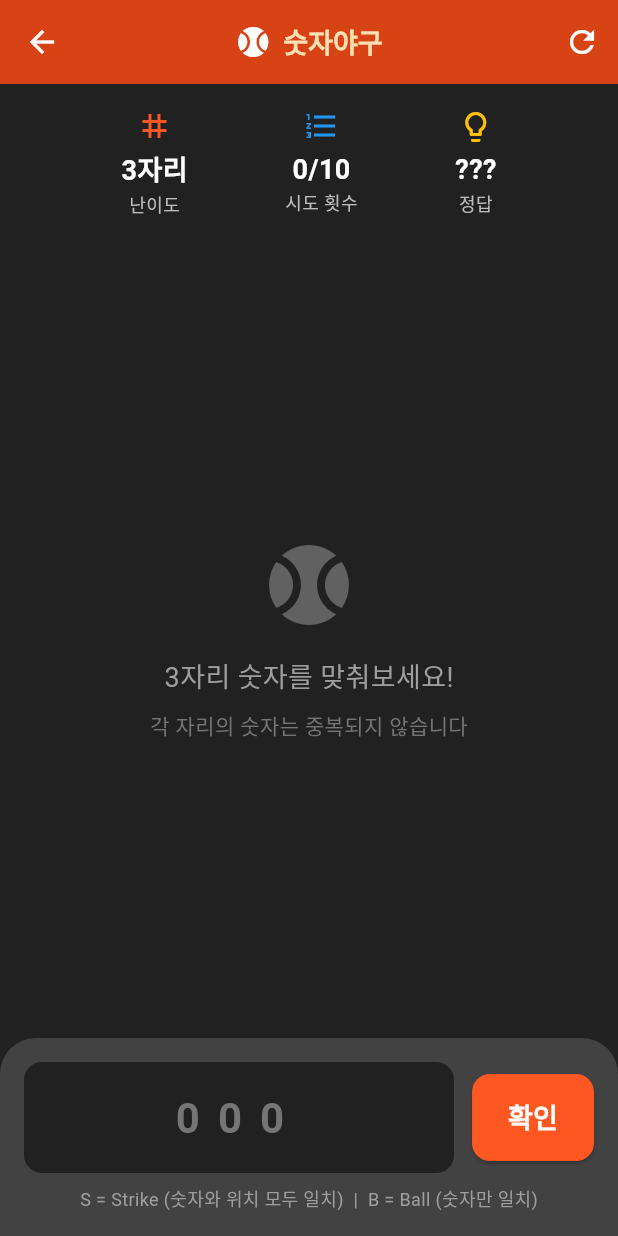
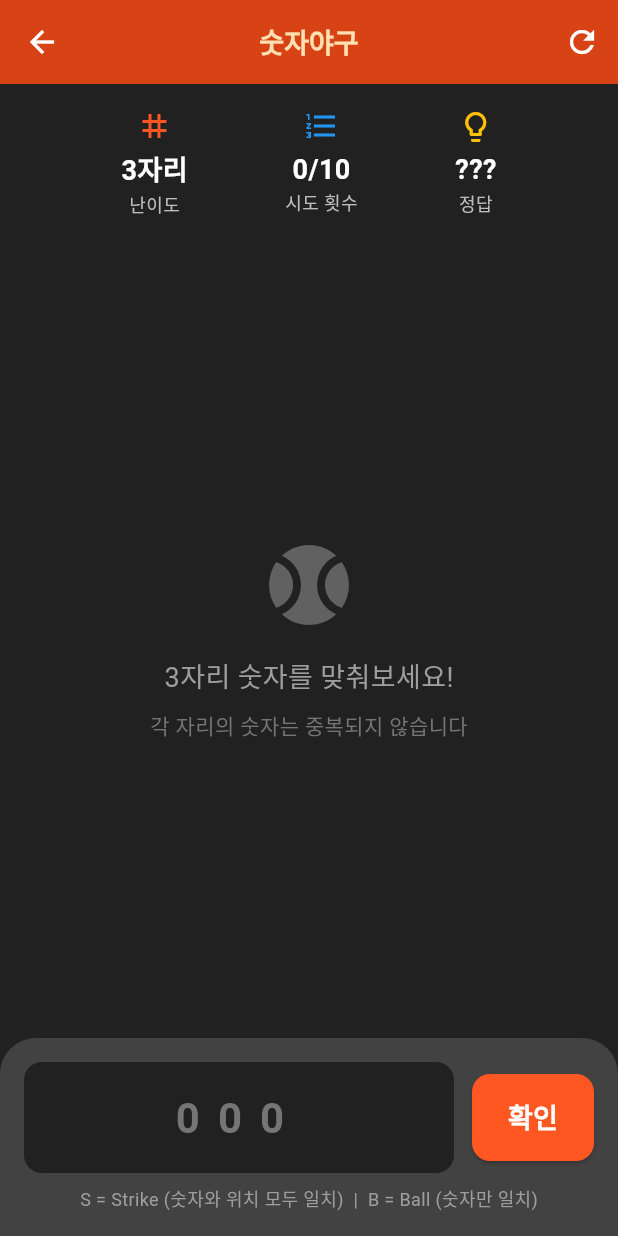
Before and after one commit to mhpark03/games, a Flutter app: the BaseballScreen screen opened directly, on a phone screen of 412 x 824 dp. Run offline on Flutter 3.47's test engine with Material 3 defaults, Android fonts, the phone set to English and light mode, and no system bars; our stand-ins replace shared_preferences; accounts and stored records are empty.

Commit message:
숫자야구 AppBar Row 오버플로우 수정
- 아이콘 제거하고 텍스트만 표시하여 오버플로우 방지

```diff
--- a/lib/games/baseball/baseball_screen.dart
+++ b/lib/games/baseball/baseball_screen.dart
@@ -197,20 +197,13 @@ class _BaseballScreenState extends State<BaseballScreen> {
       appBar: AppBar(
         backgroundColor: Colors.deepOrange.shade800,
         foregroundColor: Colors.white,
-        title: Row(
-          mainAxisSize: MainAxisSize.min,
-          children: [
-            const Icon(Icons.sports_baseball, color: Colors.white),
-            const SizedBox(width: 8),
-            Text(
+        title: Text(
           '숫자야구',
           style: TextStyle(
             fontWeight: FontWeight.bold,
             fontSize: 18,
             color: Colors.orange.shade100,
           ),
-            ),
-          ],
         ),
         centerTitle: true,
         actions: [
```
Lines whose indentation alone changed are shown as unchanged.
